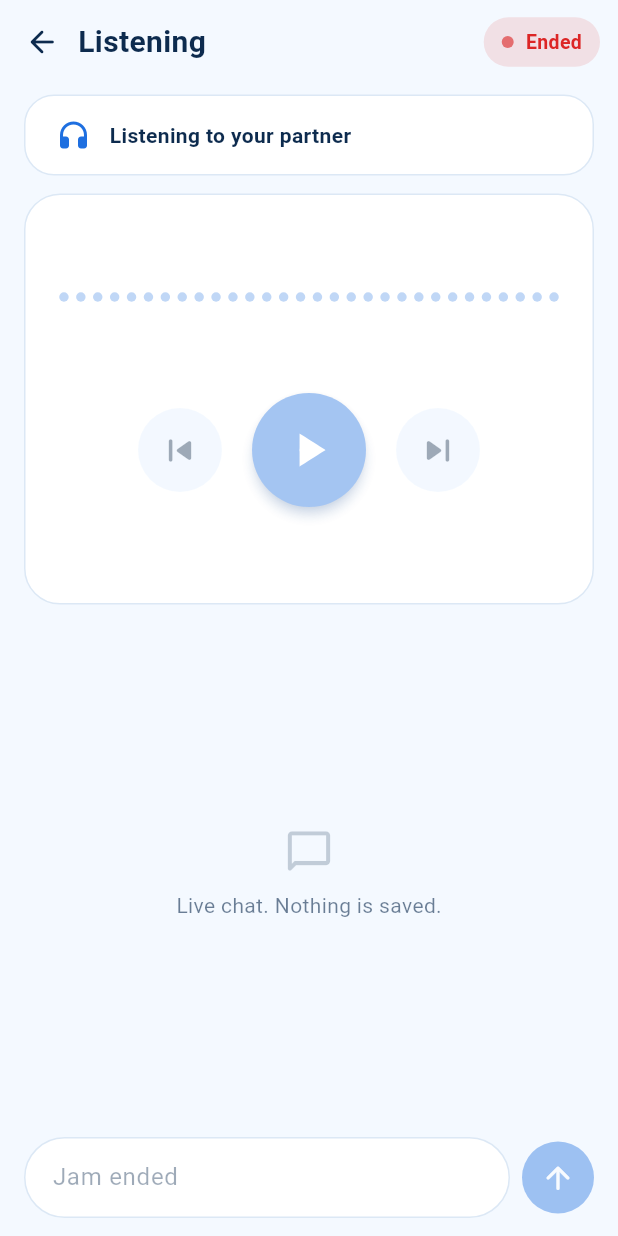
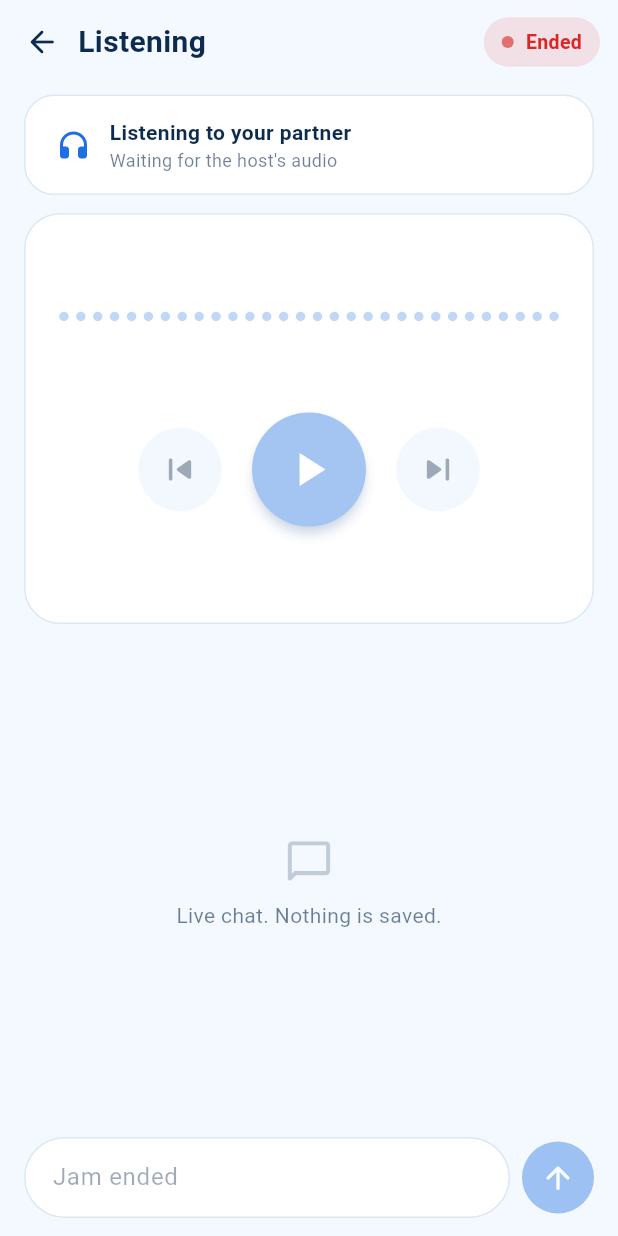
Before and after one commit to anisharaz/hamjam, a Flutter app: the SessionPage screen opened directly, on a phone screen of 412 x 824 dp. Run offline on Flutter 3.47's test engine with Material 3 defaults, Android fonts, the phone set to English and light mode, and no system bars.

Commit message:
Android: send codec setup deterministically, show per-phone audio status, release builds without R8; version 0.1.1
Co-Authored-By: Claude Sonnet 5.5 <noreply@anthropic.com>

```diff
--- a/app/lib/pages/session_page.dart
+++ b/app/lib/pages/session_page.dart
@@ -323,11 +323,8 @@ class _SessionPageState extends State<SessionPage> {
                     const SizedBox(width: 6),
                     Flexible(
                       child: Text(
-                        n == 0
-                            ? 'Waiting for someone to join'
-                            : (n == 1
-                                  ? '1 person listening'
-                                  : '$n people listening'),
+                        '${n == 0 ? 'Waiting for someone to join' : (n == 1 ? '1 person listening' : '$n people listening')}'
+                        '${n == 0 ? '' : ' · ${_s.audioStatus}'}',
                         maxLines: 1,
                         overflow: TextOverflow.ellipsis,
                         style: TextStyle(fontSize: 13, color: Palette.muted),
@@ -382,11 +379,22 @@ class _SessionPageState extends State<SessionPage> {
           const Icon(Icons.headphones_rounded, color: Palette.primary),
           const SizedBox(width: 12),
           Expanded(
-            child: Text(
-              'Listening to your partner',
-              maxLines: 1,
-              overflow: TextOverflow.ellipsis,
-              style: const TextStyle(fontWeight: FontWeight.w600),
+            child: Column(
+              crossAxisAlignment: CrossAxisAlignment.start,
+              children: [
+                const Text(
+                  'Listening to your partner',
+                  maxLines: 1,
+                  overflow: TextOverflow.ellipsis,
+                  style: TextStyle(fontWeight: FontWeight.w600),
+                ),
+                Text(
+                  _s.audioStatus,
+                  maxLines: 1,
+                  overflow: TextOverflow.ellipsis,
+                  style: TextStyle(fontSize: 12, color: Palette.muted),
+                ),
+              ],
             ),
           ),
           Text(
--- a/app/lib/session.dart
+++ b/app/lib/session.dart
@@ -30,6 +30,9 @@ class Session extends ChangeNotifier {
   String serverUrl = '';
   int guests = 0;
   bool playing = false;
+  int frames = 0; // audio frames sent (host) or received (guest) this session
+  bool codec = false; // guest: the host's codec setup has arrived
+  bool flowing = false; // frames increased during the last second
   String swapIn = ''; // partner asked to switch roles: 'host' | 'guest' | ''
   bool swapOut = false; // we asked and are waiting for an answer
   bool swapBusy = false; // our side of a switch is in progress (permission prompt, handshake)
@@ -43,6 +46,18 @@ class Session extends ChangeNotifier {
 
   bool get active => role.isNotEmpty;
   bool get isHost => role == 'host';
+
+  /// One line telling both people whether audio is actually moving, to find where a silent jam breaks.
+  String get audioStatus {
+    if (isHost) {
+      return frames == 0
+          ? 'No audio sent yet'
+          : (flowing ? 'Sending audio' : 'Audio stopped being sent');
+    }
+    if (!codec) return 'Waiting for the host\'s audio';
+    if (frames == 0) return 'Waiting for audio…';
+    return flowing ? 'Receiving audio' : 'Audio stopped arriving';
+  }
 
   /// Link that opens the in-browser listener for this jam, e.g. https://example.com/j/ABC123.
   String get inviteLink {
@@ -64,6 +79,9 @@ class Session extends ChangeNotifier {
       swapIn = '';
       swapOut = false;
       swapBusy = false;
+      frames = 0;
+      codec = false;
+      flowing = false;
       if (before.isNotEmpty && before != role) {
         toast.value = role == 'host'
             ? 'You are now the host'
@@ -83,6 +101,12 @@ class Session extends ChangeNotifier {
       }
     }
     if (m['code'] != null) code = m['code'];
+    if (m['codec'] != null) codec = m['codec'];
+    if (m['frames'] != null) {
+      final n = (m['frames'] as num).toInt();
+      flowing = n > frames;
+      frames = n;
+    }
     if (m['guests'] != null) guests = m['guests'];
     if (m['playing'] != null) playing = m['playing'];
     if (m['chat'] != null) chat.add(_msg(m['chat']));
@@ -115,6 +139,9 @@ class Session extends ChangeNotifier {
     if ((s['url'] as String?)?.isNotEmpty ?? false) serverUrl = s['url'];
     guests = s['guests'];
     playing = s['playing'];
+    frames = (s['frames'] as num?)?.toInt() ?? 0;
+    codec = s['codec'] ?? false;
+    flowing = false;
     swapIn = s['swapIn'];
     swapOut = s['swapOut'];
     chat
@@ -148,6 +175,9 @@ class Session extends ChangeNotifier {
     state = 'connecting';
     guests = 0;
     playing = false;
+    frames = 0;
+    codec = false;
+    flowing = false;
     level.value = 0;
     chat.clear();
     notifyListeners();
--- a/app/pubspec.yaml
+++ b/app/pubspec.yaml
@@ -16,7 +16,7 @@ publish_to: 'none' # Remove this line if you wish to publish to pub.dev
 # https://developer.apple.com/library/archive/documentation/General/Reference/InfoPlistKeyReference/Articles/CoreFoundationKeys.html
 # In Windows, build-name is used as the major, minor, and patch parts
 # of the product and file versions while build-number is used as the build suffix.
-version: 0.1.0+1
+version: 0.1.1+2
 
 environment:
   sdk: ^3.13.5
```
Also changed, not shown: 4 other files.
